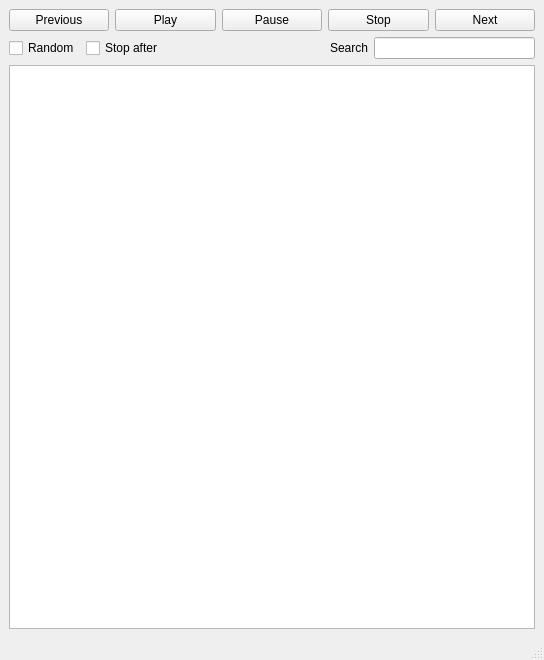
StyXman/satyr, file satyr/skins/complex.ui: the form before one commit.
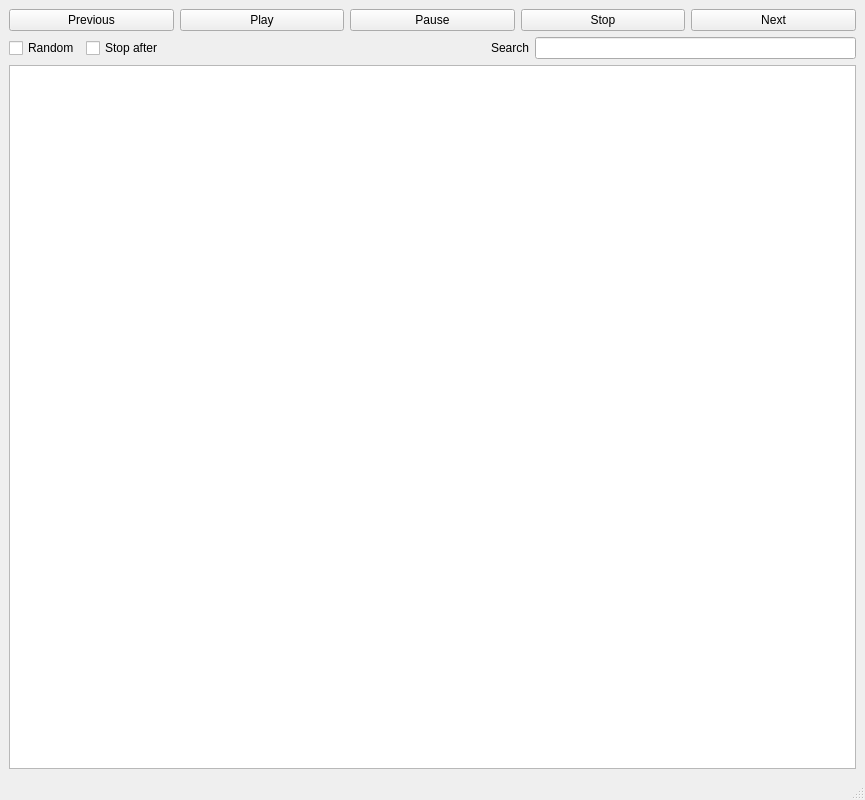
The form after the commit. Custom widgets are drawn as their Qt base class.

Commit message:
modified:   satyr/skins/complex.py + set initial column widths. hacky, but, works. gotta save state.
  satyr/skins/complex.ui
* new window size.

Patch:
```diff
--- a/satyr/skins/complex.ui
+++ b/satyr/skins/complex.ui
@@ -6,8 +6,8 @@
    <rect>
     <x>0</x>
     <y>0</y>
-    <width>544</width>
-    <height>660</height>
+    <width>865</width>
+    <height>800</height>
    </rect>
   </property>
   <property name="windowTitle">
```
Left out of the diff: 2 changed lines with no effect on the pictures. The commit also changes 1 other file.
